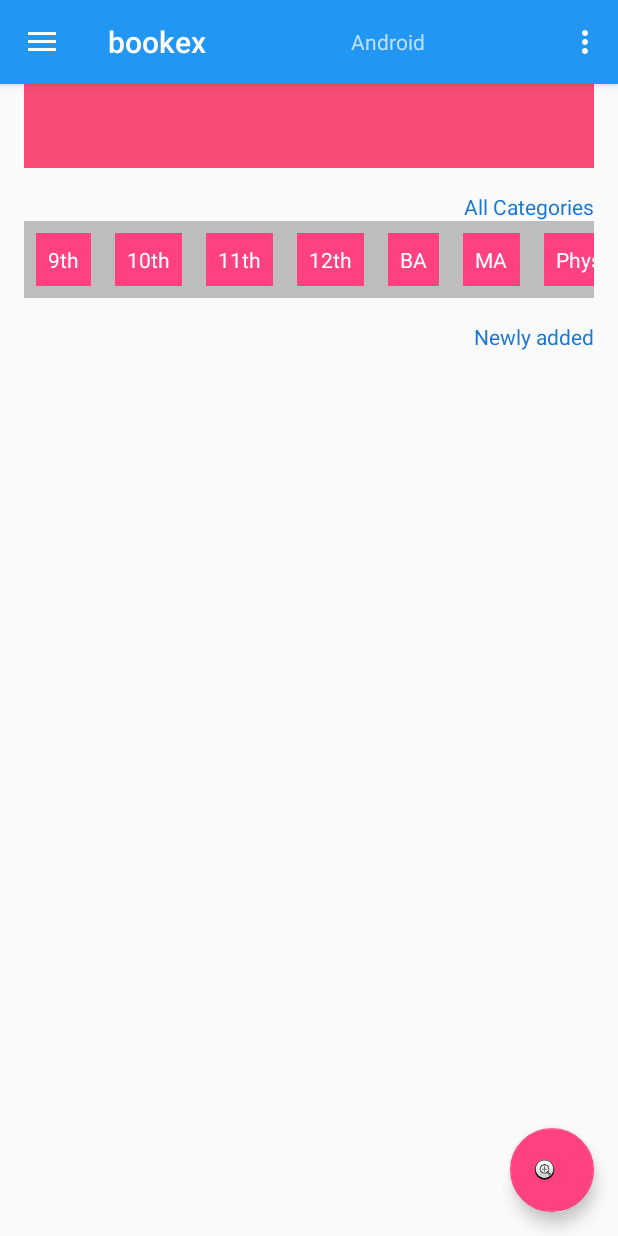
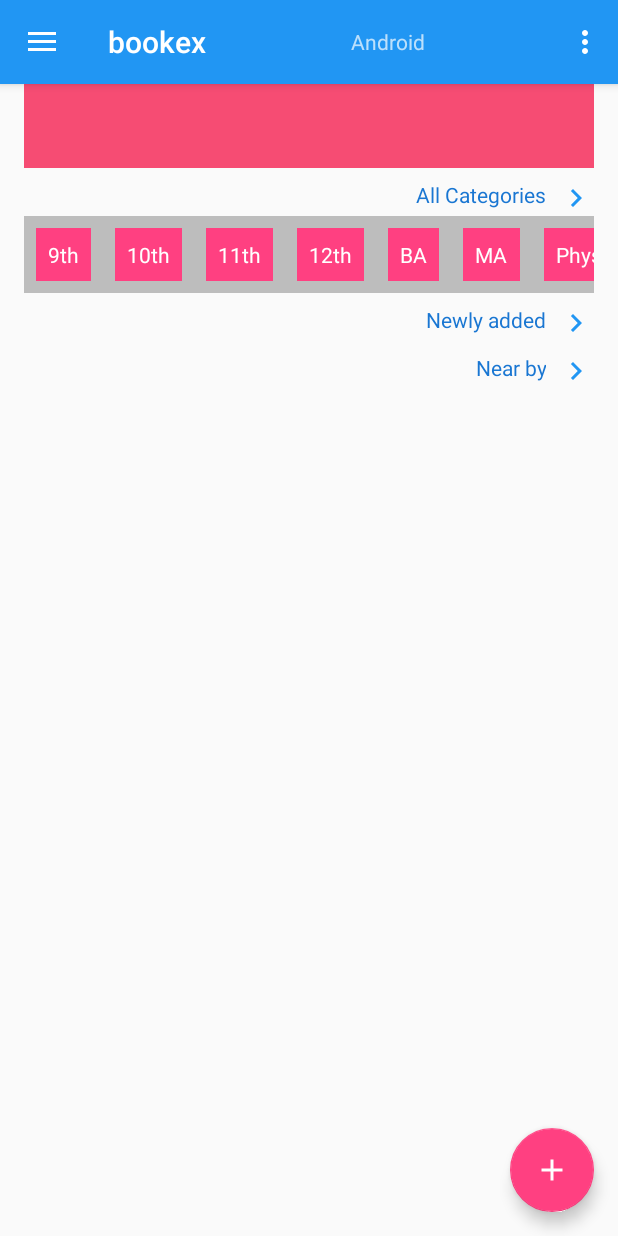
Before and after one commit to rajuat/Book, an Android app: the screen it shows after launch once a user with an empty profile is signed in (DrawerActivity), on a phone screen of 412 x 824 dp. Run offline under Robolectric (Android 15) with nearby library versions, the phone set to English and light mode, and no system bars; our stand-ins replace Firebase (no records; nobody signed in at launch, a user with empty details on screens opened directly); 6 statements that could not run were skipped.

Commit message:
many more things

```diff
--- a/app/build.gradle
+++ b/app/build.gradle
@@ -30,7 +30,7 @@ dependencies {
     androidTestCompile('com.android.support.test.espresso:espresso-core:2.2.2', {
         exclude group: 'com.android.support', module: 'support-annotations'
     })
-    //    compile 'com.google.firebase:firebase-client-android:'
+    //compile 'com.google.firebase:firebase-client-android:'
     compile 'com.android.support:appcompat-v7:24.2.1'
     compile 'com.android.support:design:24.2.1'
     compile 'com.google.firebase:firebase-database:10.0.1'
@@ -40,7 +40,7 @@ dependencies {
     compile 'com.android.support:support-v4:24.2.1'
     compile 'com.android.support:support-vector-drawable:24.2.1'
     compile 'com.android.support:recyclerview-v7:24.2.1'
-    compile 'com.google.apis:google-api-services-books:v1-rev89-1.22.0'
+    //compile 'com.google.apis:google-api-services-books:v1-rev89-1.22.0'
     testCompile 'junit:junit:4.12'
 }
 apply plugin: 'com.google.gms.google-services'
--- a/app/src/main/java/com/itservz/bookex/android/DrawerActivity.java
+++ b/app/src/main/java/com/itservz/bookex/android/DrawerActivity.java
@@ -121,9 +121,11 @@ public class DrawerActivity extends AppCompatActivity
 
     }
 
+    //callback from firebase
     public void viewNewlyAdded(Book book){
         //newly added
         LinearLayout containerNewlyAdded = (LinearLayout) findViewById(R.id.containerNewlyAdded);
+        LinearLayout containerNearby = (LinearLayout) findViewById(R.id.containerNearby);
         float scale = getResources().getDisplayMetrics().density;
         int dpAsPixels = (int) (8*scale + 0.5f);
         LinearLayout.LayoutParams layoutParams = new LinearLayout.LayoutParams(
@@ -132,6 +134,10 @@ public class DrawerActivity extends AppCompatActivity
         View view = new SellItemAdapter(this, null).createBookItem(null, book);
         view.setPadding(dpAsPixels, dpAsPixels, dpAsPixels, dpAsPixels);
         containerNewlyAdded.addView(view, layoutParams);
+
+        View nearbyView = new SellItemAdapter(this, null).createBookItem(null, book);
+        nearbyView.setPadding(dpAsPixels, dpAsPixels, dpAsPixels, dpAsPixels);
+        containerNearby.addView(nearbyView, layoutParams);
     }
 
     @Override
--- a/app/src/main/java/com/itservz/bookex/android/service/GoogleBooksAPIService.java
+++ b/app/src/main/java/com/itservz/bookex/android/service/GoogleBooksAPIService.java
@@ -1,21 +1,4 @@
 package com.itservz.bookex.android.service;
-
-import android.preference.PreferenceActivity;
-
-import com.google.api.client.googleapis.javanet.GoogleNetHttpTransport;
-import com.google.api.client.json.JsonFactory;
-import com.google.api.client.json.jackson2.JacksonFactory;
-import com.google.api.services.books.Books;
-import com.google.api.services.books.BooksRequestInitializer;
-import com.google.api.services.books.model.Volume;
-import com.google.api.services.books.model.Volumes;
-
-import org.json.JSONException;
-import org.json.JSONObject;
-
-import java.io.IOException;
-import java.net.URLEncoder;
-import java.text.NumberFormat;
 
 /**
  * Created by raju.athokpam on 19-12-2016.
@@ -39,7 +22,7 @@ public class GoogleBooksAPIService {
      * Be sure to specify the name of your application. If the application name is {@code null} or
      * blank, the application will log a warning. Suggested format is "MyCompany-ProductName/1.0".
      */
-    private static final String APPLICATION_NAME = "";
+    /*private static final String APPLICATION_NAME = "";
 
     private static final NumberFormat CURRENCY_FORMATTER = NumberFormat.getCurrencyInstance();
     private static final NumberFormat PERCENT_FORMATTER = NumberFormat.getPercentInstance();
@@ -169,7 +152,7 @@ public class GoogleBooksAPIService {
             t.printStackTrace();
         }
         System.exit(0);
-    }
+    }*/
 
 
     //http://joerichard.net/android/android-google-books-api-example/
--- /dev/null
+++ b/app/src/main/res/drawable-anydpi-v21/ic_add_white_24dp.xml
@@ -0,0 +1,9 @@
+<vector xmlns:android="http://schemas.android.com/apk/res/android"
+    android:width="24dp"
+    android:height="24dp"
+    android:viewportWidth="24.0"
+    android:viewportHeight="24.0">
+    <path
+        android:fillColor="@color/md_white_1000"
+        android:pathData="M19,13h-6v6h-2v-6H5v-2h6V5h2v6h6v2z"/>
+</vector>
--- /dev/null
+++ b/app/src/main/res/drawable-anydpi-v21/ic_chevron_right_24dp.xml
@@ -0,0 +1,9 @@
+<vector xmlns:android="http://schemas.android.com/apk/res/android"
+    android:width="24dp"
+    android:height="24dp"
+    android:viewportWidth="24.0"
+    android:viewportHeight="24.0">
+    <path
+        android:fillColor="@color/colorPrimary"
+        android:pathData="M10,6L8.59,7.41 13.17,12l-4.58,4.59L10,18l6,-6z"/>
+</vector>
--- a/app/src/main/res/layout/app_bar_drawer.xml
+++ b/app/src/main/res/layout/app_bar_drawer.xml
@@ -1,4 +1,6 @@
 <?xml version="1.0" encoding="utf-8"?>
+
+
     <android.support.design.widget.CoordinatorLayout xmlns:android="http://schemas.android.com/apk/res/android"
         xmlns:app="http://schemas.android.com/apk/res-auto"
         xmlns:tools="http://schemas.android.com/tools"
@@ -17,15 +19,15 @@
                 android:layout_width="match_parent"
                 android:layout_height="?attr/actionBarSize"
                 android:background="?attr/colorPrimary"
-            app:popupTheme="@style/AppTheme.PopupOverlay" >
+                app:popupTheme="@style/AppTheme.PopupOverlay">
 
                 <TextView
+                    android:id="@+id/usernameTxt"
                     android:layout_width="141dp"
                     android:layout_height="wrap_content"
-                android:id="@+id/usernameTxt"
-                tools:text="Username"
                     android:layout_weight="0"
-                android:gravity="right" />
+                    android:gravity="right"
+                    tools:text="Username" />
 
             </android.support.v7.widget.Toolbar>
 
@@ -39,6 +41,6 @@
             android:layout_height="wrap_content"
             android:layout_gravity="bottom|end"
             android:layout_margin="@dimen/fab_margin"
-        app:srcCompat="@android:drawable/btn_plus" />
+            app:srcCompat="@drawable/ic_add_white_24dp" />
 
     </android.support.design.widget.CoordinatorLayout>
--- a/app/src/main/res/layout/content_drawer.xml
+++ b/app/src/main/res/layout/content_drawer.xml
@@ -3,15 +3,14 @@
     android:id="@+id/scrollView"
     android:layout_width="match_parent"
     android:layout_height="match_parent"
-    android:layout_below="@+id/toolbar"
     >
-
-    <RelativeLayout xmlns:android="http://schemas.android.com/apk/res/android"
+<LinearLayout xmlns:android="http://schemas.android.com/apk/res/android"
     xmlns:app="http://schemas.android.com/apk/res-auto"
     xmlns:tools="http://schemas.android.com/tools"
     android:id="@+id/content_drawer_id"
     android:layout_width="match_parent"
     android:layout_height="match_parent"
+    android:orientation="vertical"
     android:paddingBottom="@dimen/activity_vertical_margin"
     android:paddingLeft="@dimen/activity_horizontal_margin"
     android:paddingRight="@dimen/activity_horizontal_margin"
@@ -23,80 +22,117 @@
     <android.support.v4.view.ViewPager
         android:id="@+id/pagerAds"
         android:layout_width="match_parent"
-            android:layout_height="96dp"
-            android:paddingTop="@dimen/activity_horizontal_margin"
-             />
+        android:layout_height="96dp" />
+
+    <Space
+        android:layout_width="match_parent"
+        android:layout_height="@dimen/text_margin_small" />
 
     <LinearLayout
+        android:id="@+id/category"
         android:layout_width="match_parent"
         android:layout_height="wrap_content"
-            android:paddingTop="@dimen/activity_horizontal_margin"
-            android:orientation="vertical"
-            android:id="@+id/category"
         android:layout_below="@+id/pagerAds"
-            >
+        android:orientation="vertical">
 
         <TextView
+            android:id="@+id/text_view_category"
             android:layout_width="match_parent"
             android:layout_height="wrap_content"
-                android:id="@+id/text_view_category"
+            android:drawablePadding="@dimen/text_margin_small"
+            android:drawableRight="@drawable/ic_chevron_right_24dp"
+            android:gravity="right"
             android:text="All Categories"
-                android:textColor="@color/colorPrimaryDark"
-                android:gravity="right" />
+            android:textColor="@color/colorPrimaryDark" />
 
         <HorizontalScrollView xmlns:android="http://schemas.android.com/apk/res/android"
             android:id="@+id/horizontalScrollCategory"
             android:layout_width="match_parent"
             android:layout_height="wrap_content"
             android:background="@color/colorDivider"
-                >
+            android:scrollbars="none">
 
             <LinearLayout
                 android:id="@+id/containerCategory"
                 android:layout_width="wrap_content"
                 android:layout_height="wrap_content"
-                    android:orientation="horizontal"
-                    >
+                android:orientation="horizontal">
 
             </LinearLayout>
         </HorizontalScrollView>
     </LinearLayout>
 
+    <Space
+        android:layout_width="match_parent"
+        android:layout_height="@dimen/text_margin_small" />
+
     <LinearLayout
+        android:id="@+id/newlyAdded"
         android:layout_width="match_parent"
         android:layout_height="wrap_content"
-            android:paddingTop="@dimen/activity_horizontal_margin"
-            android:orientation="vertical"
-            android:id="@+id/newlyAdded"
         android:layout_below="@+id/category"
-            >
+        android:orientation="vertical">
 
         <TextView
+            android:id="@+id/textViewNewlyAdded"
             android:layout_width="match_parent"
             android:layout_height="wrap_content"
+            android:drawablePadding="@dimen/text_margin_small"
+            android:drawableRight="@drawable/ic_chevron_right_24dp"
+            android:gravity="right"
             android:text="Newly added"
-                android:textColor="@color/colorPrimaryDark"
-                android:id="@+id/textViewNewlyAdded"
-                android:gravity="right" />
+            android:textColor="@color/colorPrimaryDark" />
 
         <HorizontalScrollView xmlns:android="http://schemas.android.com/apk/res/android"
             android:id="@+id/horizontalScrollNewlyAdded"
             android:layout_width="match_parent"
             android:layout_height="wrap_content"
             android:background="@color/colorDivider"
-                >
+            android:scrollbars="none">
 
             <LinearLayout
                 android:id="@+id/containerNewlyAdded"
                 android:layout_width="wrap_content"
                 android:layout_height="wrap_content"
-                    android:orientation="horizontal"
-                    >
-                </LinearLayout>
+                android:orientation="horizontal"></LinearLayout>
         </HorizontalScrollView>
     </LinearLayout>
 
+    <Space
+        android:layout_width="match_parent"
+        android:layout_height="@dimen/text_margin_small" />
 
+    <LinearLayout
+        android:id="@+id/nearby"
+        android:layout_width="match_parent"
+        android:layout_height="wrap_content"
+        android:layout_below="@+id/category"
+        android:orientation="vertical">
+
+        <TextView
+            android:id="@+id/textViewNearby"
+            android:layout_width="match_parent"
+            android:layout_height="wrap_content"
+            android:drawablePadding="@dimen/text_margin_small"
+            android:drawableRight="@drawable/ic_chevron_right_24dp"
+            android:gravity="right"
+            android:text="Near by"
+            android:textColor="@color/colorPrimaryDark" />
+
+        <HorizontalScrollView xmlns:android="http://schemas.android.com/apk/res/android"
+            android:id="@+id/horizontalScrollNearby"
+            android:layout_width="match_parent"
+            android:layout_height="wrap_content"
+            android:background="@color/colorDivider"
+            android:scrollbars="none">
+
+            <LinearLayout
+                android:id="@+id/containerNearby"
+                android:layout_width="wrap_content"
+                android:layout_height="wrap_content"
+                android:orientation="horizontal"></LinearLayout>
+        </HorizontalScrollView>
+    </LinearLayout>
     <!--<GridView
         android:id="@+id/sell_list"
         android:layout_width="match_parent"
@@ -109,7 +145,5 @@
         android:numColumns="auto_fit"
         android:stretchMode="columnWidth"
         android:verticalSpacing="10dp" />-->
-
-
-    </RelativeLayout>
+</LinearLayout>
 </ScrollView>
```
Also changed, not shown: 2 other files. Lines whose indentation alone changed are shown as unchanged.
